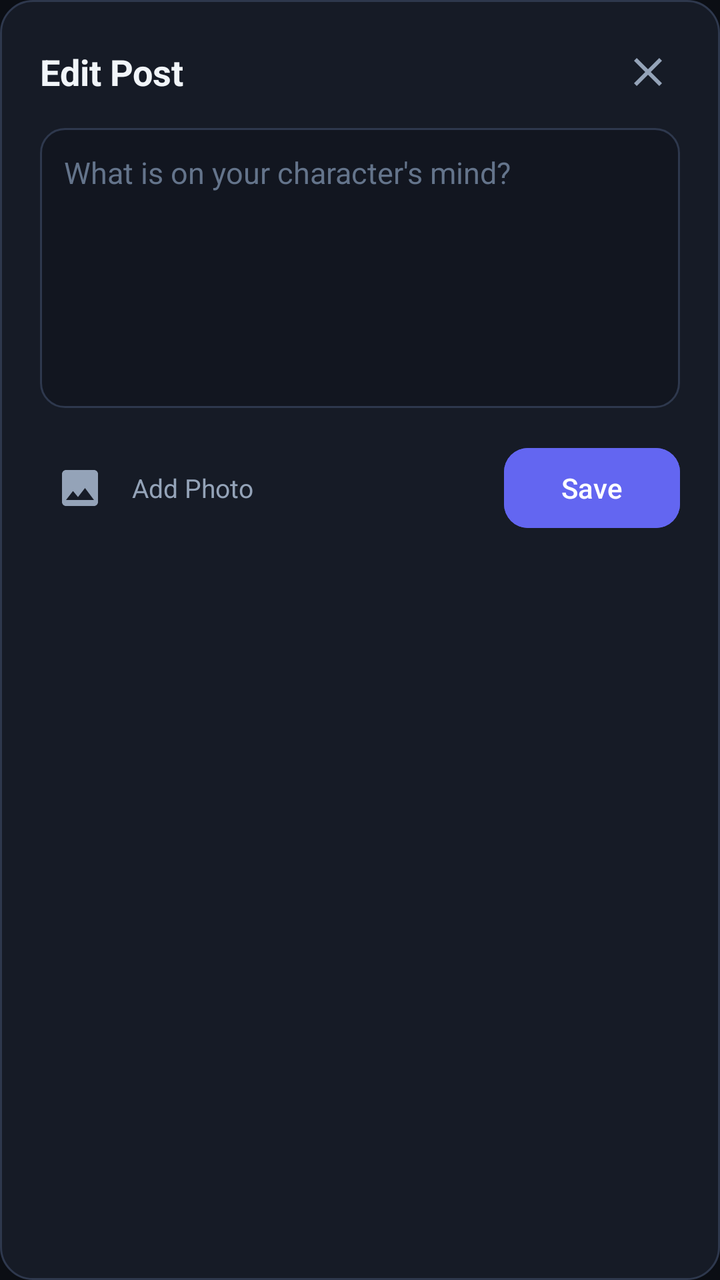
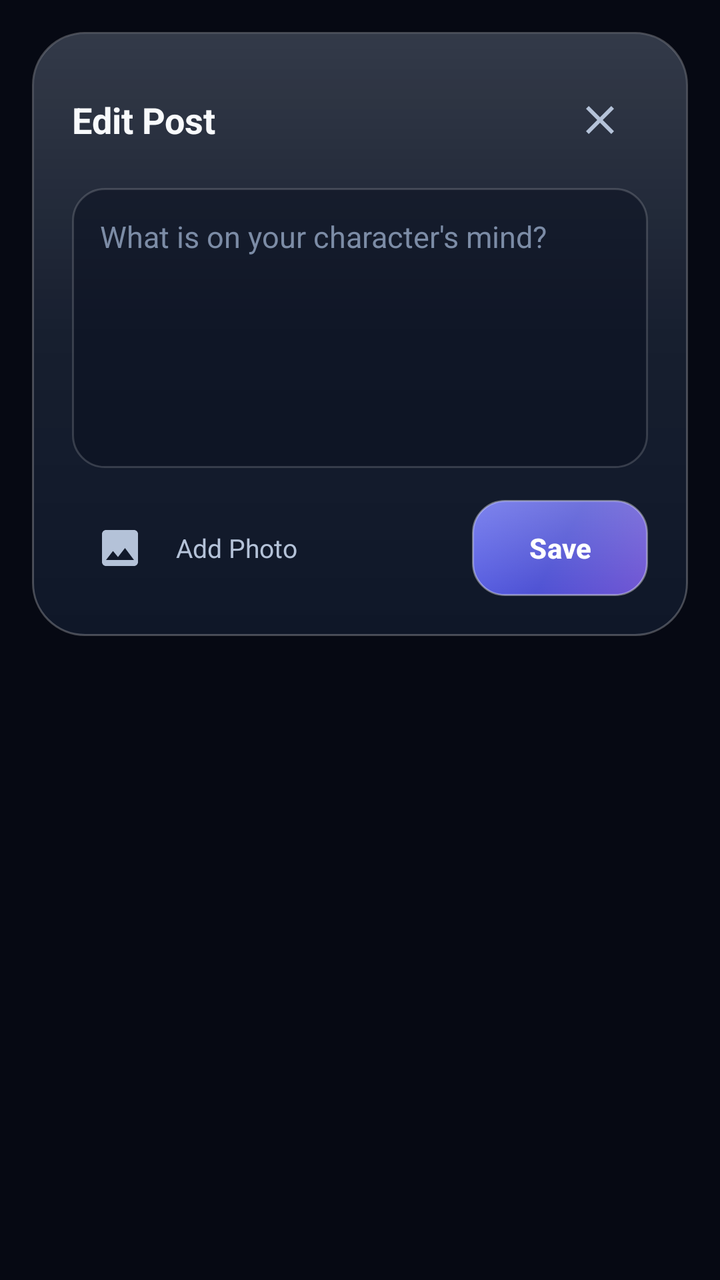

Two renders of the same Android screen: before a commit and after it. Below are the layout's source before the change and the commit's diff.
<!-- AndroidManifest.xml: application theme Theme.PersonaNet -->
<!-- res/layout/dialog_edit_post.xml -->
<?xml version="1.0" encoding="utf-8"?>
<LinearLayout xmlns:android="http://schemas.android.com/apk/res/android"
    xmlns:app="http://schemas.android.com/apk/res-auto"
    android:layout_width="match_parent"
    android:layout_height="wrap_content"
    android:background="@drawable/bg_rounded_card"
    android:orientation="vertical"
    android:padding="20dp">

    
    <LinearLayout
        android:layout_width="match_parent"
        android:layout_height="wrap_content"
        android:gravity="center_vertical"
        android:orientation="horizontal">

        <TextView
            android:layout_width="0dp"
            android:layout_height="wrap_content"
            android:layout_weight="1"
            android:text="Edit Post"
            android:textColor="@color/text_primary"
            android:textSize="18sp"
            android:textStyle="bold" />

        <ImageView
            android:id="@+id/btn_close_dialog"
            android:layout_width="32dp"
            android:layout_height="32dp"
            android:background="?attr/selectableItemBackgroundBorderless"
            android:contentDescription="@string/cancel"
            android:padding="4dp"
            android:src="@drawable/ic_close"
            app:tint="@color/text_secondary" />
    </LinearLayout>

    
    <EditText
        android:id="@+id/edit_post_content"
        android:layout_width="match_parent"
        android:layout_height="140dp"
        android:layout_marginTop="12dp"
        android:background="@drawable/bg_input_field"
        android:gravity="top|start"
        android:hint="@string/post_hint"
        android:padding="12dp"
        android:textColor="@color/text_primary"
        android:textColorHint="@color/text_tertiary"
        android:textSize="15sp" />

    
    <LinearLayout
        android:id="@+id/layout_media_thumbnails"
        android:layout_width="match_parent"
        android:layout_height="wrap_content"
        android:layout_marginTop="12dp"
        android:orientation="vertical"
        android:visibility="gone">

        <TextView
            android:id="@+id/text_photos_counter"
            android:layout_width="wrap_content"
            android:layout_height="wrap_content"
            android:layout_marginBottom="6dp"
            android:text="0/5 photos"
            android:textColor="@color/text_secondary"
            android:textSize="12sp" />

        <androidx.recyclerview.widget.RecyclerView
            android:id="@+id/recycler_post_thumbnails"
            android:layout_width="match_parent"
            android:layout_height="wrap_content"
            android:orientation="horizontal"
            app:layoutManager="androidx.recyclerview.widget.LinearLayoutManager" />
    </LinearLayout>

    
    <LinearLayout
        android:layout_width="match_parent"
        android:layout_height="wrap_content"
        android:layout_marginTop="16dp"
        android:gravity="center_vertical"
        android:orientation="horizontal">

        <ImageView
            android:id="@+id/btn_attach_image"
            android:layout_width="40dp"
            android:layout_height="40dp"
            android:background="?attr/selectableItemBackgroundBorderless"
            android:contentDescription="@string/add_image"
            android:padding="8dp"
            android:src="@drawable/ic_image"
            app:tint="@color/text_secondary" />

        <TextView
            android:layout_width="wrap_content"
            android:layout_height="wrap_content"
            android:layout_marginStart="6dp"
            android:text="Add Photo"
            android:textColor="@color/text_secondary"
            android:textSize="13sp" />

        <View
            android:layout_width="0dp"
            android:layout_height="1dp"
            android:layout_weight="1" />

        <com.google.android.material.button.MaterialButton
            android:id="@+id/btn_save_post"
            android:layout_width="wrap_content"
            android:layout_height="wrap_content"
            android:backgroundTint="@color/indigo_primary"
            android:text="Save"
            android:textColor="@color/white"
            app:cornerRadius="12dp" />
    </LinearLayout>

</LinearLayout>
<!-- resources referenced by this layout -->
<resources>
  <color name="indigo_primary">#6366F1</color>
  <color name="text_primary">#F1F5F9</color>
  <color name="text_secondary">#94A3B8</color>
  <color name="text_tertiary">#64748B</color>
  <!-- drawable bg_input_field (drawable) -->
  <?xml version="1.0" encoding="utf-8"?>
  <shape xmlns:android="http://schemas.android.com/apk/res/android"
      android:shape="rectangle">
      <solid android:color="@color/surface_input" />
      <corners android:radius="12dp" />
      <stroke
          android:width="1dp"
          android:color="@color/border_divider" />
  </shape>
  <!-- drawable bg_rounded_card (drawable) -->
  <?xml version="1.0" encoding="utf-8"?>
  <shape xmlns:android="http://schemas.android.com/apk/res/android"
      android:shape="rectangle">
      <solid android:color="@color/surface_card" />
      <corners android:radius="16dp" />
      <stroke
          android:width="1dp"
          android:color="@color/border_divider" />
  </shape>
  <style name="Theme.PersonaNet" parent="Theme.Material3.DayNight.NoActionBar">
          
          <item name="colorPrimary">@color/indigo_primary</item>
          <item name="colorOnPrimary">@color/white</item>
          <item name="colorPrimaryContainer">@color/surface_elevated</item>
          <item name="colorOnPrimaryContainer">@color/text_primary</item>
          
          <item name="colorSecondary">@color/violet_accent</item>
          <item name="colorOnSecondary">@color/white</item>
  
          
          <item name="android:windowBackground">@color/bg_midnight</item>
          <item name="colorSurface">@color/surface_card</item>
          <item name="colorOnSurface">@color/text_primary</item>
          <item name="colorSurfaceVariant">@color/surface_elevated</item>
          <item name="colorOnSurfaceVariant">@color/text_secondary</item>
  
          
          <item name="android:statusBarColor">@color/bg_midnight</item>
          <item name="android:navigationBarColor">@color/bg_midnight</item>
          <item name="android:windowLightStatusBar">false</item>
          <item name="android:windowLightNavigationBar">false</item>
  
          <item name="android:textColorPrimary">@color/text_primary</item>
          <item name="android:textColorSecondary">@color/text_secondary</item>
      </style>
  <color name="surface_input">#121620</color>
  <color name="border_divider">#2E384D</color>
  <color name="surface_card">#161B26</color>
  <color name="surface_elevated">#1F2637</color>
  <color name="violet_accent">#8B5CF6</color>
  <color name="bg_midnight">#0B0E14</color>
  <!-- unchanged entries left out for length: 6 -->
</resources>

<!-- the commit's change to res/layout/dialog_edit_post.xml (unified diff, before → after) -->
@@ -1,118 +1,129 @@
 <?xml version="1.0" encoding="utf-8"?>
-<LinearLayout xmlns:android="http://schemas.android.com/apk/res/android"
+<FrameLayout xmlns:android="http://schemas.android.com/apk/res/android"
     xmlns:app="http://schemas.android.com/apk/res-auto"
     android:layout_width="match_parent"
     android:layout_height="wrap_content"
-    android:background="@drawable/bg_rounded_card"
-    android:orientation="vertical"
-    android:padding="20dp">
+    android:padding="16dp">
 
-    
-    <LinearLayout
+    <ScrollView
         android:layout_width="match_parent"
         android:layout_height="wrap_content"
-        android:gravity="center_vertical"
-        android:orientation="horizontal">
+        android:background="@drawable/bg_glass_dialog"
+        android:fillViewport="true">
 
-        <TextView
-            android:layout_width="0dp"
-            android:layout_height="wrap_content"
-            android:layout_weight="1"
-            android:text="Edit Post"
-            android:textColor="@color/text_primary"
-            android:textSize="18sp"
-            android:textStyle="bold" />
-
-        <ImageView
-            android:id="@+id/btn_close_dialog"
-            android:layout_width="32dp"
-            android:layout_height="32dp"
-            android:background="?attr/selectableItemBackgroundBorderless"
-            android:contentDescription="@string/cancel"
-            android:padding="4dp"
-            android:src="@drawable/ic_close"
-            app:tint="@color/text_secondary" />
-    </LinearLayout>
-
-    
-    <EditText
-        android:id="@+id/edit_post_content"
-        android:layout_width="match_parent"
-        android:layout_height="140dp"
-        android:layout_marginTop="12dp"
-        android:background="@drawable/bg_input_field"
-        android:gravity="top|start"
-        android:hint="@string/post_hint"
-        android:padding="12dp"
-        android:textColor="@color/text_primary"
-        android:textColorHint="@color/text_tertiary"
-        android:textSize="15sp" />
-
-    
-    <LinearLayout
-        android:id="@+id/layout_media_thumbnails"
-        android:layout_width="match_parent"
-        android:layout_height="wrap_content"
-        android:layout_marginTop="12dp"
-        android:orientation="vertical"
-        android:visibility="gone">
-
-        <TextView
-            android:id="@+id/text_photos_counter"
-            android:layout_width="wrap_content"
-            android:layout_height="wrap_content"
-            android:layout_marginBottom="6dp"
-            android:text="0/5 photos"
-            android:textColor="@color/text_secondary"
-            android:textSize="12sp" />
-
-        <androidx.recyclerview.widget.RecyclerView
-            android:id="@+id/recycler_post_thumbnails"
+        <LinearLayout
             android:layout_width="match_parent"
             android:layout_height="wrap_content"
-            android:orientation="horizontal"
-            app:layoutManager="androidx.recyclerview.widget.LinearLayoutManager" />
-    </LinearLayout>
+            android:orientation="vertical"
+            android:padding="20dp">
 
-    
-    <LinearLayout
-        android:layout_width="match_parent"
-        android:layout_height="wrap_content"
-        android:layout_marginTop="16dp"
-        android:gravity="center_vertical"
-        android:orientation="horizontal">
+            
+            <LinearLayout
+                android:layout_width="match_parent"
+                android:layout_height="wrap_content"
+                android:gravity="center_vertical"
+                android:orientation="horizontal">
 
-        <ImageView
-            android:id="@+id/btn_attach_image"
-            android:layout_width="40dp"
-            android:layout_height="40dp"
-            android:background="?attr/selectableItemBackgroundBorderless"
-            android:contentDescription="@string/add_image"
-            android:padding="8dp"
-            android:src="@drawable/ic_image"
-            app:tint="@color/text_secondary" />
+                <TextView
+                    android:layout_width="0dp"
+                    android:layout_height="wrap_content"
+                    android:layout_weight="1"
+                    android:text="Edit Post"
+                    android:textColor="@color/text_primary"
+                    android:textSize="18sp"
+                    android:textStyle="bold" />
 
-        <TextView
-            android:layout_width="wrap_content"
-            android:layout_height="wrap_content"
-            android:layout_marginStart="6dp"
-            android:text="Add Photo"
-            android:textColor="@color/text_secondary"
-            android:textSize="13sp" />
+                <ImageView
+                    android:id="@+id/btn_close_dialog"
+                    android:layout_width="48dp"
+                    android:layout_height="48dp"
+                    android:background="?attr/selectableItemBackgroundBorderless"
+                    android:contentDescription="@string/cancel"
+                    android:padding="12dp"
+                    android:src="@drawable/ic_close"
+                    app:tint="@color/text_secondary" />
+            </LinearLayout>
 
-        <View
-            android:layout_width="0dp"
-            android:layout_height="1dp"
-            android:layout_weight="1" />
+            
+            <EditText
+                android:id="@+id/edit_post_content"
+                android:layout_width="match_parent"
+                android:layout_height="140dp"
+                android:layout_marginTop="10dp"
+                android:background="@drawable/bg_input_field"
+                android:gravity="top|start"
+                android:hint="@string/post_hint"
+                android:padding="14dp"
+                android:textColor="@color/text_primary"
+                android:textColorHint="@color/text_tertiary"
+                android:textSize="15sp" />
 
-        <com.google.android.material.button.MaterialButton
-            android:id="@+id/btn_save_post"
-            android:layout_width="wrap_content"
-            android:layout_height="wrap_content"
-            android:backgroundTint="@color/indigo_primary"
-            android:text="Save"
-            android:textColor="@color/white"
-            app:cornerRadius="12dp" />
-    </LinearLayout>
+            
+            <LinearLayout
+                android:id="@+id/layout_media_thumbnails"
+                android:layout_width="match_parent"
+                android:layout_height="wrap_content"
+                android:layout_marginTop="12dp"
+                android:orientation="vertical"
+                android:visibility="gone">
 
-</LinearLayout>
+                <TextView
+                    android:id="@+id/text_photos_counter"
+                    android:layout_width="wrap_content"
+                    android:layout_height="wrap_content"
+                    android:layout_marginBottom="6dp"
+                    android:text="0/5 photos"
+                    android:textColor="@color/text_secondary"
+                    android:textSize="12sp" />
+
+                <androidx.recyclerview.widget.RecyclerView
+                    android:id="@+id/recycler_post_thumbnails"
+                    android:layout_width="match_parent"
+                    android:layout_height="wrap_content"
+                    android:orientation="horizontal"
+                    app:layoutManager="androidx.recyclerview.widget.LinearLayoutManager" />
+            </LinearLayout>
+
+            
+            <LinearLayout
+                android:layout_width="match_parent"
+                android:layout_height="wrap_content"
+                android:layout_marginTop="16dp"
+                android:gravity="center_vertical"
+                android:orientation="horizontal">
+
+                <ImageView
+                    android:id="@+id/btn_attach_image"
+                    android:layout_width="48dp"
+                    android:layout_height="48dp"
+                    android:background="?attr/selectableItemBackgroundBorderless"
+                    android:contentDescription="@string/add_image"
+                    android:padding="12dp"
+                    android:src="@drawable/ic_image"
+                    app:tint="@color/text_secondary" />
+
+                <TextView
+                    android:layout_width="wrap_content"
+                    android:layout_height="wrap_content"
+                    android:layout_marginStart="4dp"
+                    android:text="Add Photo"
+                    android:textColor="@color/text_secondary"
+                    android:textSize="13sp" />
+
+                <View
+                    android:layout_width="0dp"
+                    android:layout_height="1dp"
+                    android:layout_weight="1" />
+
+                <com.google.android.material.button.MaterialButton
+                    android:id="@+id/btn_save_post"
+                    style="@style/Widget.PersonaNet.GlassButton.Primary"
+                    android:layout_width="wrap_content"
+                    android:layout_height="48dp"
+                    android:paddingHorizontal="20dp"
+                    android:text="Save" />
+            </LinearLayout>
+
+        </LinearLayout>
+    </ScrollView>
+</FrameLayout>
<!-- resource entries referenced after the edit -->
@@ -1,38 +1,81 @@
 <!-- resources referenced by this layout -->
 <resources>
-  <color name="indigo_primary">#6366F1</color>
-  <color name="text_primary">#F1F5F9</color>
-  <color name="text_secondary">#94A3B8</color>
-  <color name="text_tertiary">#64748B</color>
+  <color name="indigo_primary">#7C83FF</color>
+  <color name="text_primary">#F8FAFC</color>
+  <color name="text_secondary">#B4C2D8</color>
+  <color name="text_tertiary">#7C8CA6</color>
+  <!-- drawable bg_glass_dialog (drawable) -->
+  <?xml version="1.0" encoding="utf-8"?>
+  <layer-list xmlns:android="http://schemas.android.com/apk/res/android">
+      <item>
+          <shape android:shape="rectangle">
+              <solid android:color="@color/glass_surface_dialog" />
+              <corners android:radius="@dimen/glass_radius_dialog" />
+              <stroke
+                  android:width="1dp"
+                  android:color="@color/glass_border_bright" />
+          </shape>
+      </item>
+      <item
+          android:left="1dp"
+          android:right="1dp"
+          android:top="1dp"
+          android:bottom="1dp">
+          <shape android:shape="rectangle">
+              <gradient
+                  android:angle="270"
+                  android:startColor="#26FFFFFF"
+                  android:centerColor="#08FFFFFF"
+                  android:endColor="@color/glass_sheen_none"
+                  android:type="linear" />
+              <corners android:radius="25dp" />
+          </shape>
+      </item>
+  </layer-list>
   <!-- drawable bg_input_field (drawable) -->
   <?xml version="1.0" encoding="utf-8"?>
-  <shape xmlns:android="http://schemas.android.com/apk/res/android"
-      android:shape="rectangle">
-      <solid android:color="@color/surface_input" />
-      <corners android:radius="12dp" />
-      <stroke
-          android:width="1dp"
-          android:color="@color/border_divider" />
-  </shape>
-  <!-- drawable bg_rounded_card (drawable) -->
-  <?xml version="1.0" encoding="utf-8"?>
-  <shape xmlns:android="http://schemas.android.com/apk/res/android"
-      android:shape="rectangle">
-      <solid android:color="@color/surface_card" />
-      <corners android:radius="16dp" />
-      <stroke
-          android:width="1dp"
-          android:color="@color/border_divider" />
-  </shape>
+  <selector xmlns:android="http://schemas.android.com/apk/res/android">
+      <item android:state_focused="true">
+          <shape android:shape="rectangle">
+              <solid android:color="#A60D1528" />
+              <corners android:radius="@dimen/glass_radius_input" />
+              <stroke
+                  android:width="1.2dp"
+                  android:color="@color/indigo_primary" />
+          </shape>
+      </item>
+      <item>
+          <shape android:shape="rectangle">
+              <solid android:color="@color/surface_input" />
+              <corners android:radius="@dimen/glass_radius_input" />
+              <stroke
+                  android:width="1dp"
+                  android:color="@color/border_divider" />
+          </shape>
+      </item>
+  </selector>
+  <style name="Widget.PersonaNet.GlassButton.Primary" parent="Widget.Material3.Button">
+          <item name="backgroundTint">@null</item>
+          <item name="android:background">@drawable/bg_glass_button_primary</item>
+          <item name="android:textColor">@color/white</item>
+          <item name="android:textStyle">bold</item>
+          <item name="android:letterSpacing">0.01</item>
+          <item name="android:minHeight">48dp</item>
+          <item name="android:insetTop">0dp</item>
+          <item name="android:insetBottom">0dp</item>
+          <item name="rippleColor">@color/ripple_color</item>
+      </style>
   <style name="Theme.PersonaNet" parent="Theme.Material3.DayNight.NoActionBar">
           
           <item name="colorPrimary">@color/indigo_primary</item>
           <item name="colorOnPrimary">@color/white</item>
           <item name="colorPrimaryContainer">@color/surface_elevated</item>
           <item name="colorOnPrimaryContainer">@color/text_primary</item>
-          
+  
           <item name="colorSecondary">@color/violet_accent</item>
           <item name="colorOnSecondary">@color/white</item>
+          <item name="colorSecondaryContainer">@color/indigo_glow</item>
+          <item name="colorOnSecondaryContainer">@color/text_primary</item>
   
           
           <item name="android:windowBackground">@color/bg_midnight</item>
@@ -40,22 +83,110 @@
           <item name="colorOnSurface">@color/text_primary</item>
           <item name="colorSurfaceVariant">@color/surface_elevated</item>
           <item name="colorOnSurfaceVariant">@color/text_secondary</item>
+          <item name="colorOutline">@color/border_divider</item>
+          <item name="colorControlHighlight">@color/ripple_color</item>
   
           
-          <item name="android:statusBarColor">@color/bg_midnight</item>
-          <item name="android:navigationBarColor">@color/bg_midnight</item>
+          <item name="android:statusBarColor">@android:color/transparent</item>
+          <item name="android:navigationBarColor">@android:color/transparent</item>
           <item name="android:windowLightStatusBar">false</item>
           <item name="android:windowLightNavigationBar">false</item>
+          <item name="android:enforceNavigationBarContrast">false</item>
+          <item name="android:enforceStatusBarContrast">false</item>
   
           <item name="android:textColorPrimary">@color/text_primary</item>
           <item name="android:textColorSecondary">@color/text_secondary</item>
+          <item name="android:textColorHint">@color/text_tertiary</item>
+  
+          
+          <item name="alertDialogTheme">@style/Theme.PersonaNet.AlertDialog</item>
+          <item name="materialAlertDialogTheme">@style/Theme.PersonaNet.AlertDialog</item>
       </style>
-  <color name="surface_input">#121620</color>
-  <color name="border_divider">#2E384D</color>
-  <color name="surface_card">#161B26</color>
-  <color name="surface_elevated">#1F2637</color>
-  <color name="violet_accent">#8B5CF6</color>
-  <color name="bg_midnight">#0B0E14</color>
+  <color name="glass_surface_dialog">#EB11182B</color>
+  <dimen name="glass_radius_dialog">26dp</dimen>
+  <color name="glass_border_bright">#40FFFFFF</color>
+  <color name="glass_sheen_none">#00FFFFFF</color>
+  <dimen name="glass_radius_input">16dp</dimen>
+  <color name="surface_input">#80090F1E</color>
+  <color name="border_divider">#29FFFFFF</color>
+  <!-- drawable bg_glass_button_primary (drawable) -->
+  <?xml version="1.0" encoding="utf-8"?>
+  <selector xmlns:android="http://schemas.android.com/apk/res/android">
+      <item android:state_enabled="false">
+          <shape android:shape="rectangle">
+              <solid android:color="#337C83FF" />
+              <corners android:radius="@dimen/glass_radius_button" />
+              <stroke
+                  android:width="1dp"
+                  android:color="@color/glass_border_subtle" />
+          </shape>
+      </item>
+      <item>
+          <ripple android:color="@color/ripple_color">
+              <item>
+                  <layer-list>
+                      <item>
+                          <shape android:shape="rectangle">
+                              <gradient
+                                  android:angle="315"
+                                  android:startColor="#E66870FF"
+                                  android:centerColor="#E65558E6"
+                                  android:endColor="#E67C5CE6"
+                                  android:type="linear" />
+                              <corners android:radius="@dimen/glass_radius_button" />
+                              <stroke
+                                  android:width="1dp"
+                                  android:color="#66FFFFFF" />
+                          </shape>
+                      </item>
+                      <item android:left="1dp" android:right="1dp" android:top="1dp" android:bottom="1dp">
+                          <shape android:shape="rectangle">
+                              <gradient
+                                  android:angle="270"
+                                  android:startColor="#30FFFFFF"
+                                  android:endColor="@color/glass_sheen_none"
+                                  android:type="linear" />
+                              <corners android:radius="15dp" />
+                          </shape>
+                      </item>
+                  </layer-list>
+              </item>
+          </ripple>
+      </item>
+  </selector>
+  <color name="ripple_color">#38FFFFFF</color>
+  <color name="surface_card">#B311182B</color>
+  <style name="Theme.PersonaNet.AlertDialog" parent="ThemeOverlay.Material3.MaterialAlertDialog">
+          <item name="android:windowBackground">@drawable/bg_glass_dialog</item>
+          <item name="android:windowAnimationStyle">@style/GlassDialogAnimation</item>
+          <item name="android:backgroundDimAmount">0.60</item>
+          <item name="colorSurface">@color/glass_surface_dialog</item>
+          <item name="colorOnSurface">@color/text_primary</item>
+          <item name="colorPrimary">@color/indigo_primary</item>
+          <item name="buttonBarPositiveButtonStyle">@style/Widget.PersonaNet.DialogButton.Positive</item>
+          <item name="buttonBarNegativeButtonStyle">@style/Widget.PersonaNet.DialogButton.Negative</item>
+          <item name="buttonBarNeutralButtonStyle">@style/Widget.PersonaNet.DialogButton.Negative</item>
+      </style>
+  <dimen name="glass_radius_button">16dp</dimen>
+  <color name="glass_border_subtle">#1AFFFFFF</color>
+  <style name="GlassDialogAnimation">
+          <item name="android:windowEnterAnimation">@anim/glass_dialog_in</item>
+          <item name="android:windowExitAnimation">@anim/glass_dialog_out</item>
+      </style>
+  <style name="Widget.PersonaNet.DialogButton.Positive" parent="Widget.Material3.Button.TextButton.Dialog">
+          <item name="android:textColor">@color/indigo_primary</item>
+          <item name="android:textStyle">bold</item>
+          <item name="rippleColor">@color/ripple_accent</item>
+      </style>
+  <style name="Widget.PersonaNet.DialogButton.Negative" parent="Widget.Material3.Button.TextButton.Dialog">
+          <item name="android:textColor">@color/text_secondary</item>
+          <item name="rippleColor">@color/ripple_color</item>
+      </style>
+  <color name="ripple_accent">#407C83FF</color>
+  <color name="surface_elevated">#CC19223B</color>
+  <color name="violet_accent">#A78BFA</color>
+  <color name="indigo_glow">#387C83FF</color>
+  <color name="bg_midnight">#060913</color>
   <!-- unchanged entries left out for length: 6 -->
 </resources>
 
